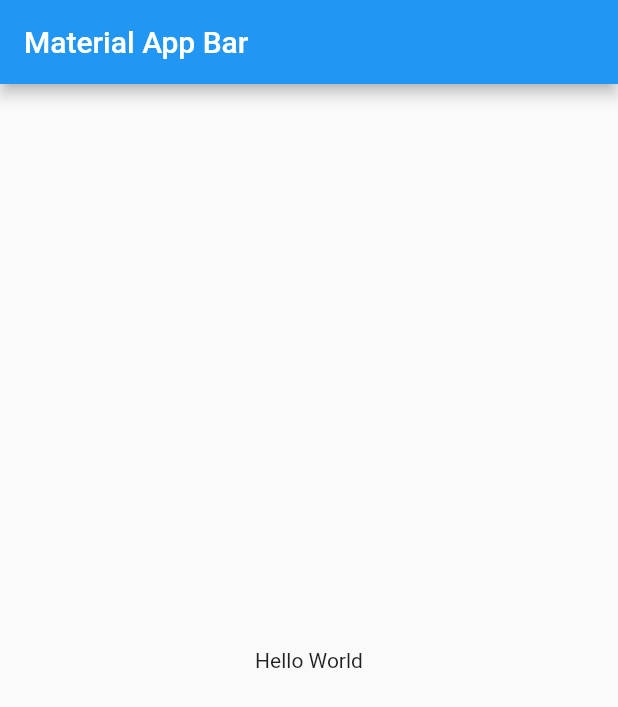
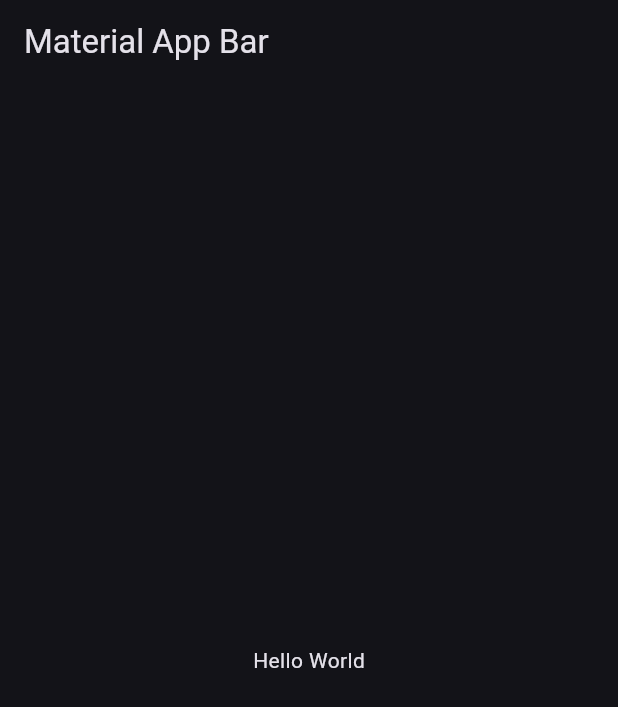
Before and after one commit to suleymangunes/TradingView-app, a Flutter app: the screen it shows after launch, on a phone screen of 412 x 824 dp. Shown: the top 707 px of the screen. Run offline on Flutter 3.47's test engine with Material 2 defaults, Android fonts, the phone set to English and light mode, and no system bars; our stand-ins replace flutter_bloc; statements that could not run were skipped.

Commit message:
Dark theme designed and color extension conver constans

```diff
--- a/lib/app.dart
+++ b/lib/app.dart
@@ -1,4 +1,6 @@
 import 'package:flutter/material.dart';
+import 'package:tradingview_app/core/init/theme/dark/dark_theme.dart';
+import 'package:tradingview_app/view/home/view/home_page.dart';
 
 class MyApp extends StatelessWidget {
   const MyApp({super.key});
@@ -6,15 +8,9 @@ class MyApp extends StatelessWidget {
   @override
   Widget build(BuildContext context) {
     return MaterialApp(
-      title: 'Material App',
-      home: Scaffold(
-        appBar: AppBar(
-          title: const Text('Material App Bar'),
-        ),
-        body: const Center(
-          child: Text('Hello World'),
-        ),
-      ),
+      theme: ProjectTheme().darkTheme,
+      debugShowCheckedModeBanner: false,
+      home: const HomePage(),
     );
   }
 }
--- /dev/null
+++ b/lib/core/constants/color/color_constant.dart
@@ -0,0 +1,28 @@
+import 'package:flutter/material.dart';
+
+class ProjectColors {
+  static final ProjectColors _projectColors = ProjectColors._internal();
+
+  factory ProjectColors() {
+    return _projectColors;
+  }
+
+  ProjectColors._internal();
+
+  // haiti for background
+  static Color get haiti => const Color.fromRGBO(18, 21, 54, 1);
+  // picton blue for selectem item
+  static Color get pictonBlue => const Color.fromRGBO(60, 227, 246, 1);
+  // manatee for unselected item
+  static Color get manatee => const Color.fromRGBO(139, 141, 162, 1);
+  // white for text
+  static Color get white => const Color.fromRGBO(255, 255, 255, 1);
+  // dolly for icon
+  static Color get dolly => const Color.fromRGBO(254, 240, 141, 1);
+  // martinique for button background
+  static Color get marinique => const Color.fromRGBO(42, 46, 75, 1);
+  // cabaret for down price
+  static Color get cabaret => const Color.fromRGBO(212, 70, 86, 1);
+  // jungle green up price
+  static Color get jungleGreen => const Color.fromRGBO(47, 165, 130, 1);
+}
--- a/lib/core/extension/project_color.dart
+++ /dev/null
@@ -1,20 +0,0 @@
-import 'package:flutter/material.dart';
-
-extension ProjectColos on BuildContext {
-  // haiti for background
-  Color get haiti => const Color.fromRGBO(18, 21, 54, 1);
-  // picton blue for selectem item
-  Color get pictonBlue => const Color.fromRGBO(60, 227, 246, 1);
-  // manatee for unselected item
-  Color get manatee => const Color.fromRGBO(139, 141, 162, 1);
-  // white for text
-  Color get white => const Color.fromRGBO(255, 255, 255, 1);
-  // dolly for icon
-  Color get dolly => const Color.fromRGBO(254, 240, 141, 1);
-  // martinique for button background
-  Color get marinique => const Color.fromRGBO(42, 46, 75, 1);
-  // cabaret for down price
-  Color get cabaret => const Color.fromRGBO(212, 70, 86, 1);
-  // jungle green up price
-  Color get jungleGreen => const Color.fromRGBO(47, 165, 130, 1);
-}
--- /dev/null
+++ b/lib/core/init/theme/dark/dark_theme.dart
@@ -0,0 +1,10 @@
+import 'package:flutter/material.dart';
+import 'package:tradingview_app/core/constants/color/color_constant.dart';
+
+class ProjectTheme {
+  final ThemeData darkTheme = ThemeData(
+    useMaterial3: true,
+    colorSchemeSeed: ProjectColors.haiti,
+    brightness: Brightness.dark,
+  );
+}
--- /dev/null
+++ b/lib/view/home/view/home_page.dart
@@ -0,0 +1,11 @@
+import 'package:flutter/material.dart';
+import 'package:tradingview_app/view/home/view/home_view.dart';
+
+class HomePage extends StatelessWidget {
+  const HomePage({super.key});
+
+  @override
+  Widget build(BuildContext context) {
+    return const HomeView();
+  }
+}
--- /dev/null
+++ b/lib/view/home/view/home_view.dart
@@ -0,0 +1,17 @@
+import 'package:flutter/material.dart';
+
+class HomeView extends StatelessWidget {
+  const HomeView({super.key});
+
+  @override
+  Widget build(BuildContext context) {
+    return Scaffold(
+      appBar: AppBar(
+        title: const Text('Material App Bar'),
+      ),
+      body: const Center(
+        child: Text('Hello World'),
+      ),
+    );
+  }
+}
```
